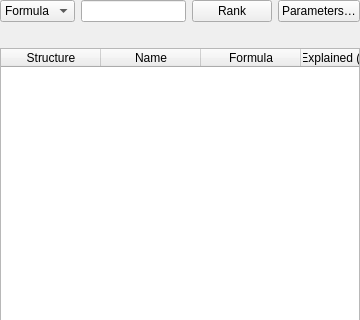
Before: the Qt Designer form gui/resources/AnnotationPanel.ui in mhagar/MzKit, drawn with Qt 5; both pictures show x 0 to 360 and y 0 to 320 of the 360 by 520 pixel window.
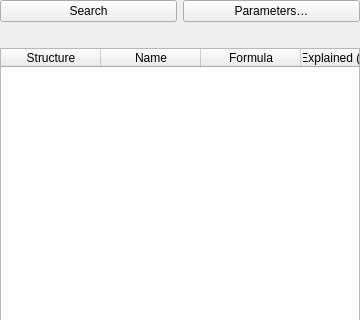
After: the same form once the commit is applied. Custom widgets are drawn as their Qt base class.

Commit message: Refine annotation tab / workbench

```diff
--- a/gui/resources/AnnotationPanel.ui
+++ b/gui/resources/AnnotationPanel.ui
@@ -25,33 +25,13 @@
    </property>
    <item>
     <layout class="QHBoxLayout" name="layoutQuery">
-     <item>
-      <widget class="QComboBox" name="comboMode">
-       <property name="toolTip">
-        <string>Query by molecular formula, neutral mass +/- [glacier] mass_ppm, a typed SMILES, or text (name, organism, ID, NP class)</string>
-       </property>
-       <item>
-        <property name="text">
-         <string>Formula</string>
-        </property>
-       </item>
-       <item>
-        <property name="text">
-         <string>Mass</string>
-        </property>
-       </item>
-      </widget>
-     </item>
-     <item>
-      <widget class="QLineEdit" name="editQuery"/>
-     </item>
      <item>
       <widget class="QPushButton" name="btnRank">
        <property name="toolTip">
         <string>Query the ticked databases and rank the hits by GLACIER-predicted MS2</string>
        </property>
        <property name="text">
-        <string>Rank</string>
+        <string>Search</string>
        </property>
       </widget>
      </item>
```
The commit also changes 31 other files.
